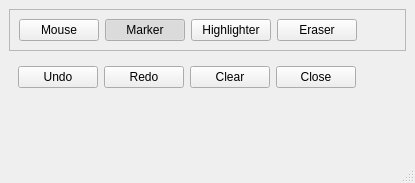
encukou/pointout, file toolbox.ui: the form before one commit.
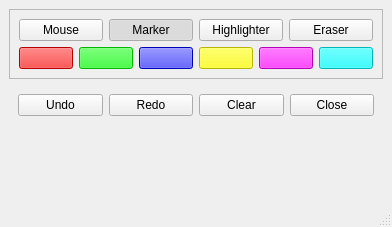
The form after the commit.

Commit message: Add colored markers

```diff
--- a/toolbox.ui
+++ b/toolbox.ui
@@ -6,8 +6,8 @@
    <rect>
     <x>0</x>
     <y>0</y>
-    <width>415</width>
-    <height>183</height>
+    <width>392</width>
+    <height>227</height>
    </rect>
   </property>
   <property name="windowTitle">
@@ -23,6 +23,8 @@
       <property name="frameShadow">
        <enum>QFrame::Raised</enum>
       </property>
+      <layout class="QVBoxLayout" name="verticalLayout_2">
+       <item>
       <layout class="QHBoxLayout" name="horizontalLayout">
        <item>
         <widget class="QPushButton" name="btnDisable">
@@ -79,18 +81,161 @@
          </property>
         </widget>
        </item>
+        </layout>
+       </item>
        <item>
-        <spacer name="horizontalSpacer">
-         <property name="orientation">
-          <enum>Qt::Horizontal</enum>
-         </property>
-         <property name="sizeHint" stdset="0">
+        <layout class="QHBoxLayout" name="horizontalLayout_3">
+         <item>
+          <widget class="QPushButton" name="btnRed">
+           <property name="sizePolicy">
+            <sizepolicy hsizetype="Ignored" vsizetype="Fixed">
+             <horstretch>0</horstretch>
+             <verstretch>0</verstretch>
+            </sizepolicy>
+           </property>
+           <property name="minimumSize">
           <size>
-           <width>580</width>
-           <height>20</height>
-          </size>
-         </property>
-        </spacer>
+             <width>0</width>
+             <height>0</height>
+            </size>
+           </property>
+           <property name="styleSheet">
+            <string notr="true">background-color: #ff0000;</string>
+           </property>
+           <property name="checkable">
+            <bool>true</bool>
+           </property>
+           <property name="autoExclusive">
+            <bool>true</bool>
+           </property>
+          </widget>
+         </item>
+         <item>
+          <widget class="QPushButton" name="btnGreen">
+           <property name="sizePolicy">
+            <sizepolicy hsizetype="Ignored" vsizetype="Fixed">
+             <horstretch>0</horstretch>
+             <verstretch>0</verstretch>
+            </sizepolicy>
+           </property>
+           <property name="minimumSize">
+            <size>
+             <width>0</width>
+             <height>0</height>
+            </size>
+           </property>
+           <property name="styleSheet">
+            <string notr="true">background-color: #00ff00;</string>
+           </property>
+           <property name="checkable">
+            <bool>true</bool>
+           </property>
+           <property name="autoExclusive">
+            <bool>true</bool>
+           </property>
+          </widget>
+         </item>
+         <item>
+          <widget class="QPushButton" name="btnBlue">
+           <property name="sizePolicy">
+            <sizepolicy hsizetype="Ignored" vsizetype="Fixed">
+             <horstretch>0</horstretch>
+             <verstretch>0</verstretch>
+            </sizepolicy>
+           </property>
+           <property name="minimumSize">
+            <size>
+             <width>0</width>
+             <height>0</height>
+            </size>
+           </property>
+           <property name="styleSheet">
+            <string notr="true">background-color: #0000ff;</string>
+           </property>
+           <property name="checkable">
+            <bool>true</bool>
+           </property>
+           <property name="autoExclusive">
+            <bool>true</bool>
+           </property>
+          </widget>
+         </item>
+         <item>
+          <widget class="QPushButton" name="btnYellow">
+           <property name="sizePolicy">
+            <sizepolicy hsizetype="Ignored" vsizetype="Fixed">
+             <horstretch>0</horstretch>
+             <verstretch>0</verstretch>
+            </sizepolicy>
+           </property>
+           <property name="minimumSize">
+            <size>
+             <width>0</width>
+             <height>0</height>
+            </size>
+           </property>
+           <property name="styleSheet">
+            <string notr="true">background-color: #ffff00;</string>
+           </property>
+           <property name="checkable">
+            <bool>true</bool>
+           </property>
+           <property name="autoExclusive">
+            <bool>true</bool>
+           </property>
+          </widget>
+         </item>
+         <item>
+          <widget class="QPushButton" name="btnPurple">
+           <property name="sizePolicy">
+            <sizepolicy hsizetype="Ignored" vsizetype="Fixed">
+             <horstretch>0</horstretch>
+             <verstretch>0</verstretch>
+            </sizepolicy>
+           </property>
+           <property name="minimumSize">
+            <size>
+             <width>0</width>
+             <height>0</height>
+            </size>
+           </property>
+           <property name="styleSheet">
+            <string notr="true">background-color: #ff00ff;</string>
+           </property>
+           <property name="checkable">
+            <bool>true</bool>
+           </property>
+           <property name="autoExclusive">
+            <bool>true</bool>
+           </property>
+          </widget>
+         </item>
+         <item>
+          <widget class="QPushButton" name="btnCyan">
+           <property name="sizePolicy">
+            <sizepolicy hsizetype="Ignored" vsizetype="Fixed">
+             <horstretch>0</horstretch>
+             <verstretch>0</verstretch>
+            </sizepolicy>
+           </property>
+           <property name="minimumSize">
+            <size>
+             <width>0</width>
+             <height>0</height>
+            </size>
+           </property>
+           <property name="styleSheet">
+            <string notr="true">background-color: #00ffff;</string>
+           </property>
+           <property name="checkable">
+            <bool>true</bool>
+           </property>
+           <property name="autoExclusive">
+            <bool>true</bool>
+           </property>
+          </widget>
+         </item>
+        </layout>
        </item>
       </layout>
      </widget>
@@ -126,19 +271,6 @@
          </property>
         </widget>
        </item>
-       <item>
-        <spacer name="horizontalSpacer_2">
-         <property name="orientation">
-          <enum>Qt::Horizontal</enum>
-         </property>
-         <property name="sizeHint" stdset="0">
-          <size>
-           <width>389</width>
-           <height>20</height>
-          </size>
-         </property>
-        </spacer>
-       </item>
       </layout>
      </widget>
     </item>
```
Left out of the diff: 4 changed lines with no effect on the pictures. Lines whose indentation alone changed are shown as unchanged. The commit also changes 1 other file.
